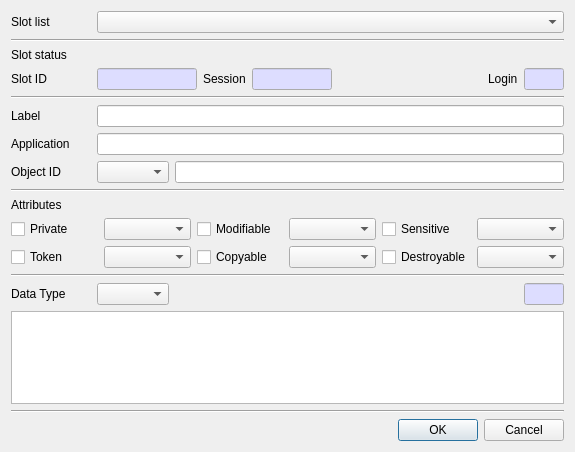
jykim74/CryptokiMan, file CryptokiMan/create_data_dlg.ui: the form before one commit.
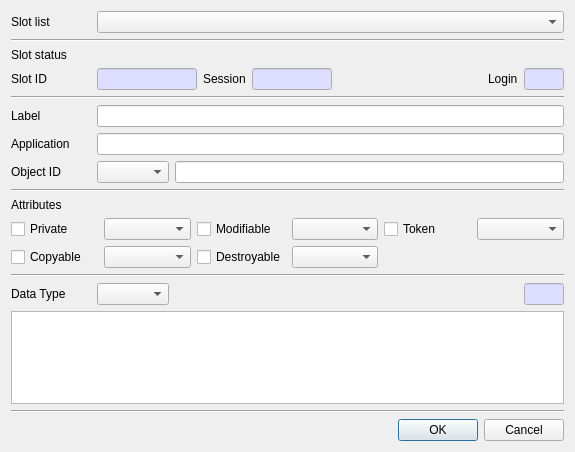
The form after the commit.

Commit message: CreateData 에서 Sensitive 옵션 제거

Diff of the .ui file:
```diff
--- a/CryptokiMan/create_data_dlg.ui
+++ b/CryptokiMan/create_data_dlg.ui
@@ -366,19 +366,9 @@
        </property>
       </widget>
      </item>
-     <item row="0" column="5">
-      <widget class="QComboBox" name="mSensitiveCombo"/>
-     </item>
      <item row="0" column="1">
       <widget class="QComboBox" name="mPrivateCombo"/>
      </item>
-     <item row="0" column="4">
-      <widget class="QCheckBox" name="mSensitiveCheck">
-       <property name="text">
-        <string notr="true">Sensitive</string>
-       </property>
-      </widget>
-     </item>
      <item row="0" column="3">
       <widget class="QComboBox" name="mModifiableCombo"/>
      </item>
@@ -389,24 +379,27 @@
        </property>
       </widget>
      </item>
-     <item row="1" column="0">
+     <item row="0" column="4">
       <widget class="QCheckBox" name="mTokenCheck">
        <property name="text">
         <string notr="true">Token</string>
        </property>
       </widget>
      </item>
-     <item row="1" column="1">
+     <item row="0" column="5">
       <widget class="QComboBox" name="mTokenCombo"/>
      </item>
-     <item row="1" column="2">
+     <item row="1" column="0">
       <widget class="QCheckBox" name="mCopyableCheck">
        <property name="text">
         <string>Copyable</string>
        </property>
       </widget>
      </item>
-     <item row="1" column="4">
+     <item row="1" column="1">
+      <widget class="QComboBox" name="mCopyableCombo"/>
+     </item>
+     <item row="1" column="2">
       <widget class="QCheckBox" name="mDestroyableCheck">
        <property name="text">
         <string>Destroyable</string>
@@ -414,9 +407,6 @@
       </widget>
      </item>
      <item row="1" column="3">
-      <widget class="QComboBox" name="mCopyableCombo"/>
-     </item>
-     <item row="1" column="5">
       <widget class="QComboBox" name="mDestroyableCombo"/>
      </item>
     </layout>
```
Left out of the diff: 4 changed lines with no effect on the pictures. The commit also changes 3 other files.
